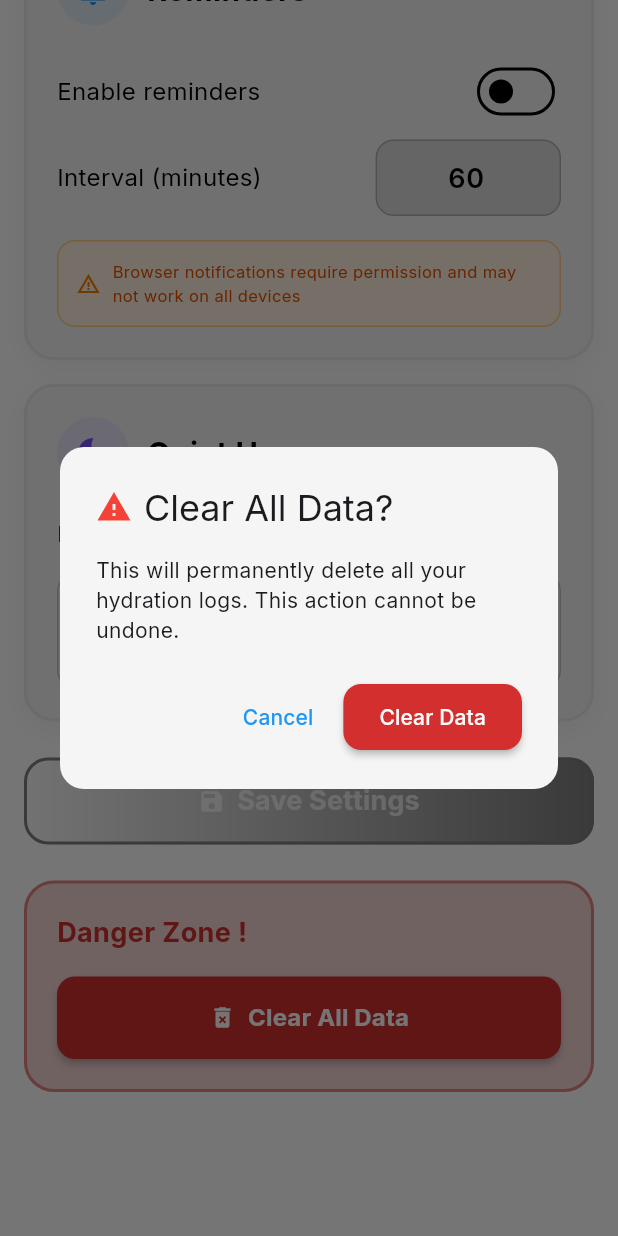
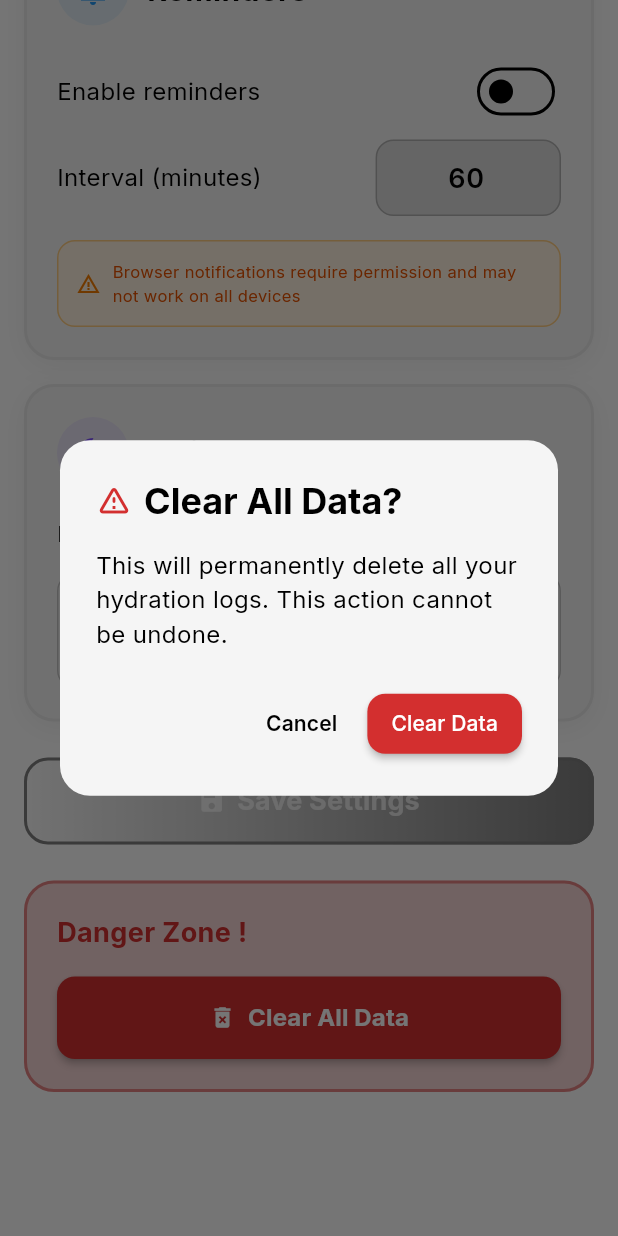
Before and after one commit to nabilban/AQUAGRAVITY-app, a Flutter app: the SettingsPageContent widget shown alone on an empty page, opened directly, scrolled down 324 dp, after a tap on "Clear All Data", on a phone screen of 412 x 824 dp. Run offline on Flutter 3.47's test engine with Material 3 defaults, Android fonts, the phone set to English and light mode, and no system bars; our stand-ins replace auto_route, dartz, drift, drift_flutter, flutter_bloc, flutter_local_notifications and 9 more; accounts and stored records are empty; generated files the repository leaves out were written again.

Commit message:
feat: Implement app lifecycle observation and smart notification scheduling in HydrationCubit and refine "Clear Data" dialog styling.

```diff
--- a/lib/app/features/settings/pages/settings_page_content.dart
+++ b/lib/app/features/settings/pages/settings_page_content.dart
@@ -917,23 +917,43 @@ class _SettingsPageContentState extends State<SettingsPageContent> {
   }
 
   void _showClearDataDialog(BuildContext context) {
+    final theme = Theme.of(context);
     showDialog(
       context: context,
       builder: (context) => AlertDialog(
-        title: const Row(
+        backgroundColor: theme.colorScheme.surfaceContainerHigh,
+        title: Row(
           children: [
-            Icon(Icons.warning, color: Colors.red),
-            Gap(AppDimens.x2),
-            Text('Clear All Data?'),
+            Icon(Icons.warning_amber_rounded, color: theme.colorScheme.error),
+            const Gap(AppDimens.x2),
+            Expanded(
+              child: Text(
+                'Clear All Data?',
+                style: TextStyle(
+                  color: theme.colorScheme.onSurface,
+                  fontWeight: FontWeight.bold,
+                ),
+              ),
+            ),
           ],
         ),
-        content: const Text(
+        content: Text(
           'This will permanently delete all your hydration logs. This action cannot be undone.',
+          style: TextStyle(
+            color: theme.colorScheme.onSurfaceVariant,
+            fontSize: 16,
+          ),
         ),
         actions: [
           TextButton(
             onPressed: () => Navigator.pop(context),
-            child: const Text('Cancel'),
+            child: Text(
+              'Cancel',
+              style: TextStyle(
+                color: theme.colorScheme.onSurface,
+                fontWeight: FontWeight.w600,
+              ),
+            ),
           ),
           ElevatedButton(
             onPressed: () {
@@ -941,14 +961,20 @@ class _SettingsPageContentState extends State<SettingsPageContent> {
               Navigator.pop(context);
               ScaffoldMessenger.of(context).showSnackBar(
                 SnackBar(
-                  content: const Row(
+                  content: Row(
                     children: [
-                      Icon(Icons.delete, color: Colors.white),
-                      Gap(AppDimens.x2),
-                      Text('All data cleared'),
+                      Icon(
+                        Icons.delete_outline,
+                        color: theme.colorScheme.onError,
+                      ),
+                      const Gap(AppDimens.x2),
+                      Text(
+                        'All data cleared',
+                        style: TextStyle(color: theme.colorScheme.onError),
+                      ),
                     ],
                   ),
-                  backgroundColor: Theme.of(context).colorScheme.error,
+                  backgroundColor: theme.colorScheme.error,
                   behavior: SnackBarBehavior.floating,
                   shape: RoundedRectangleBorder(
                     borderRadius: BorderRadius.circular(12),
@@ -957,15 +983,20 @@ class _SettingsPageContentState extends State<SettingsPageContent> {
               );
             },
             style: ElevatedButton.styleFrom(
-              backgroundColor: Theme.of(context).colorScheme.error,
+              backgroundColor: theme.colorScheme.error,
+              foregroundColor: theme.colorScheme.onError,
+              padding: const EdgeInsets.symmetric(
+                horizontal: AppDimens.x4,
+                vertical: AppDimens.x2,
+              ),
+              shape: RoundedRectangleBorder(
+                borderRadius: BorderRadius.circular(12),
+              ),
             ),
-            child: const Text(
-              'Clear Data',
-              style: TextStyle(color: Colors.white),
-            ),
+            child: const Text('Clear Data'),
           ),
         ],
-        shape: RoundedRectangleBorder(borderRadius: BorderRadius.circular(16)),
+        shape: RoundedRectangleBorder(borderRadius: BorderRadius.circular(20)),
       ),
     );
   }
```
Also changed, not shown: lib/app/features/hydration/cubit/hydration_cubit.dart (+56 -9 lines).
